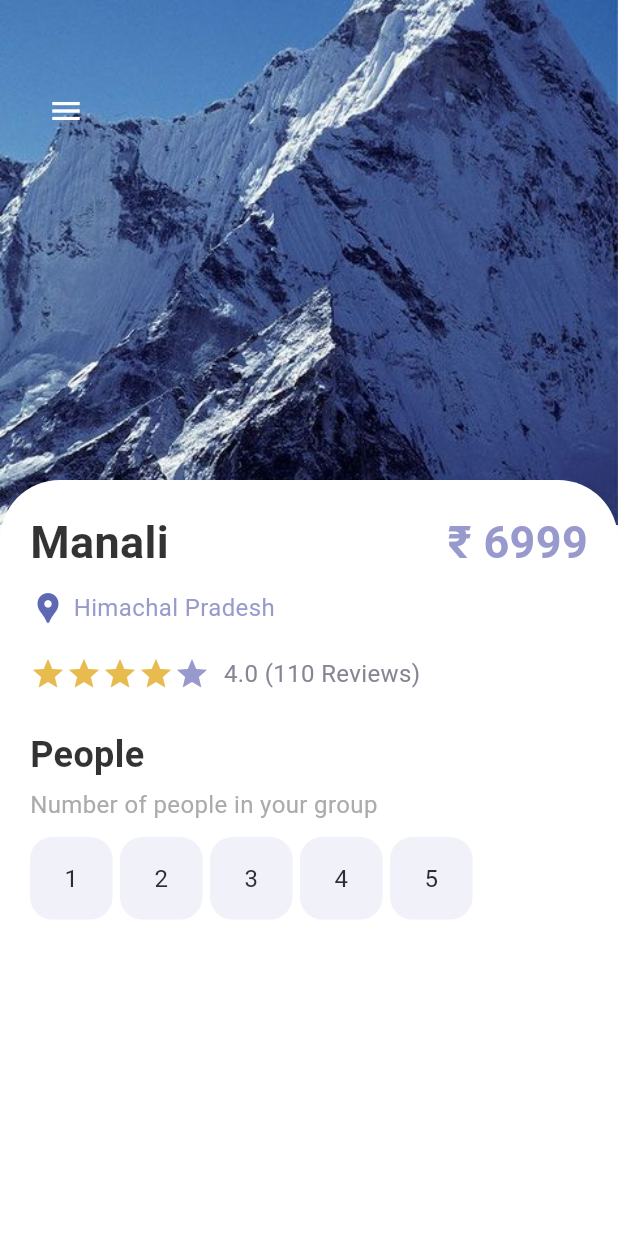
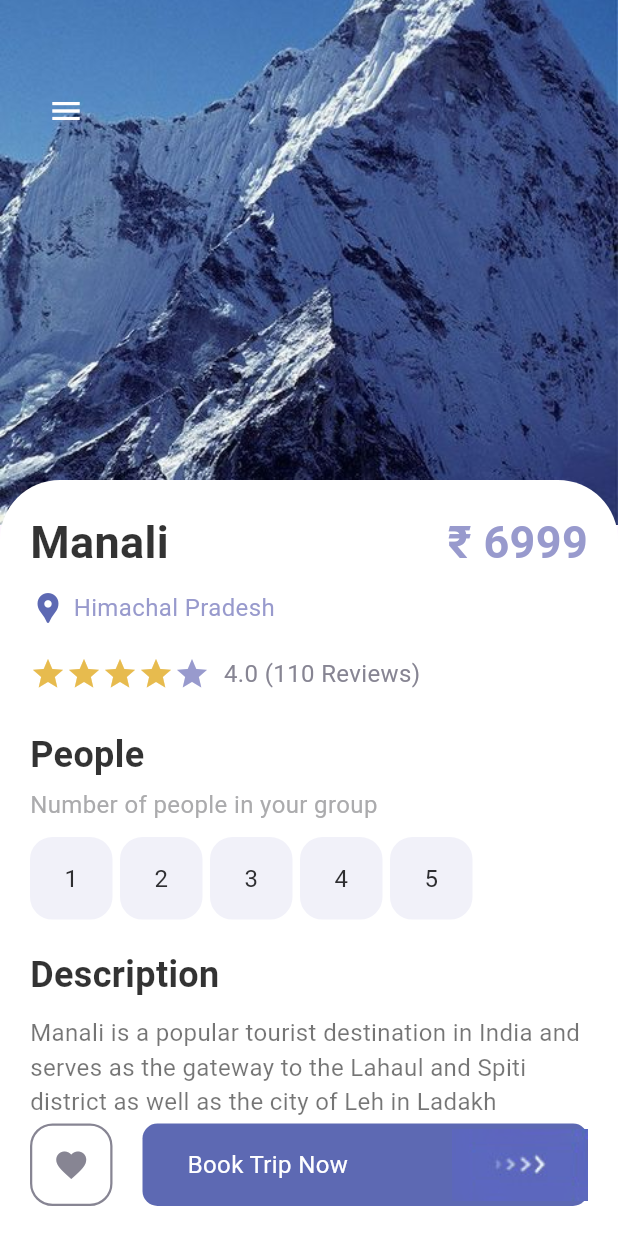
Before and after one commit to Shonu72/trip, a Flutter app: the screen it shows after launch, on a phone screen of 412 x 824 dp. Run offline on Flutter 3.47's test engine with Material 3 defaults, Android fonts, the phone set to English and light mode, and no system bars.

Commit message:
details page (UI done)

```diff
--- a/lib/pages/details_page.dart
+++ b/lib/pages/details_page.dart
@@ -3,6 +3,7 @@ import 'package:trip/misc/colors.dart';
 import 'package:trip/widgets/app_button.dart';
 import 'package:trip/widgets/app_large_text.dart';
 import 'package:trip/widgets/app_text.dart';
+import 'package:trip/widgets/responsive_button.dart';
 
 class DetailsPage extends StatefulWidget {
   const DetailsPage({super.key});
@@ -150,9 +151,43 @@ class _DetailsPageState extends State<DetailsPage> {
                           ),
                         );
                       }),
+                    ),
+                    const SizedBox(height: 20),
+                    AppLargeText(
+                      text: "Description",
+                      color: Colors.black.withOpacity(0.8),
+                      size: 24,
+                    ),
+                    const SizedBox(height: 10),
+                    AppText(
+                      text:
+                          "Manali is a popular tourist destination in India and serves as the gateway to the Lahaul and Spiti district as well as the city of Leh in Ladakh",
                     )
                   ],
                 ),
+              ),
+            ),
+            Positioned(
+              bottom: 20,
+              left: 20,
+              right: 20,
+              child: Row(
+                children: [
+                  AppButtons(
+                    size: 55,
+                    color: AppColors.textColor2,
+                    backgroundcolor: Colors.white,
+                    borderColor: AppColors.textColor2,
+                    icon: Icons.favorite,
+                    isIcon: true,
+                  ),
+                  const SizedBox(
+                    width: 20,
+                  ),
+                  ResponsiveButton(
+                    isResponsive: true,
+                  )
+                ],
               ),
             ),
           ],
--- a/lib/widgets/responsive_button.dart
+++ b/lib/widgets/responsive_button.dart
@@ -1,27 +1,40 @@
 import 'package:flutter/material.dart';
 import 'package:trip/misc/colors.dart';
+import 'package:trip/widgets/app_text.dart';
 
 class ResponsiveButton extends StatelessWidget {
   double? width;
   bool? isResponsive;
   ResponsiveButton({
     Key? key,
-    this.width,
+    this.width = 120,
     this.isResponsive = false,
   }) : super(key: key);
 
   @override
   Widget build(BuildContext context) {
-    return Container(
-      width: width,
-      height: 50,
-      decoration: BoxDecoration(
-        color: AppColors.mainColor,
-        borderRadius: BorderRadius.circular(10),
+    return Flexible(
+      child: Container(
+        width: isResponsive == true ? double.maxFinite : width,
+        height: 55,
+        decoration: BoxDecoration(
+          color: AppColors.mainColor,
+          borderRadius: BorderRadius.circular(10),
+        ),
+        child: Row(
+            mainAxisAlignment: isResponsive == true
+                ? MainAxisAlignment.spaceBetween
+                : MainAxisAlignment.center,
+            children: [
+              isResponsive == true
+                  ? Container(
+                      padding: const EdgeInsets.only(left: 30),
+                      child:
+                          AppText(text: "Book Trip Now", color: Colors.white))
+                  : Container(),
+              Image.asset("assets/button-one.png"),
+            ]),
       ),
-      child: Row(
-          mainAxisAlignment: MainAxisAlignment.center,
-          children: [Image.asset("assets/button-one.png")]),
     );
   }
 }
```
